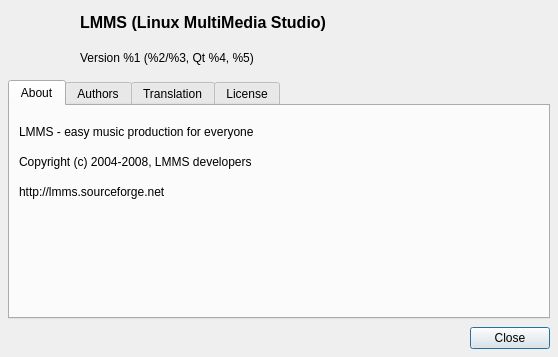
Above: src/gui/dialogs/about_dialog.ui from LMMS/lmms before the change. Below: the same form after it.
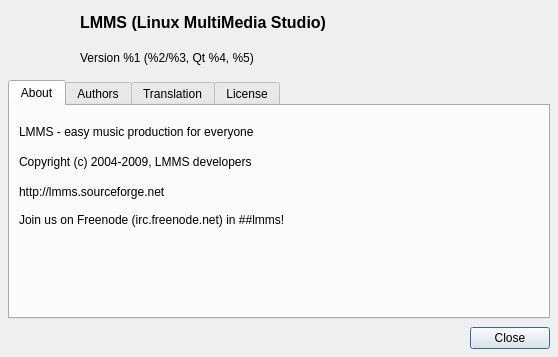
That is the form after the change.

Commit message: updated copyright and added plug to ##lmms per skiessi's request

```diff
--- a/src/gui/dialogs/about_dialog.ui
+++ b/src/gui/dialogs/about_dialog.ui
@@ -125,7 +125,7 @@
        <item>
         <widget class="QLabel" name="label_3" >
          <property name="text" >
-          <string>Copyright (c) 2004-2008, LMMS developers</string>
+          <string>Copyright (c) 2004-2009, LMMS developers</string>
          </property>
          <property name="wordWrap" >
           <bool>true</bool>
@@ -151,7 +151,9 @@
        <item>
         <widget class="QLabel" name="label_4" >
          <property name="text" >
-          <string>http://lmms.sourceforge.net</string>
+          <string>http://lmms.sourceforge.net
+
+Join us on Freenode (irc.freenode.net) in ##lmms!</string>
          </property>
          <property name="wordWrap" >
           <bool>true</bool>
```
The commit also changes 1 other file.
